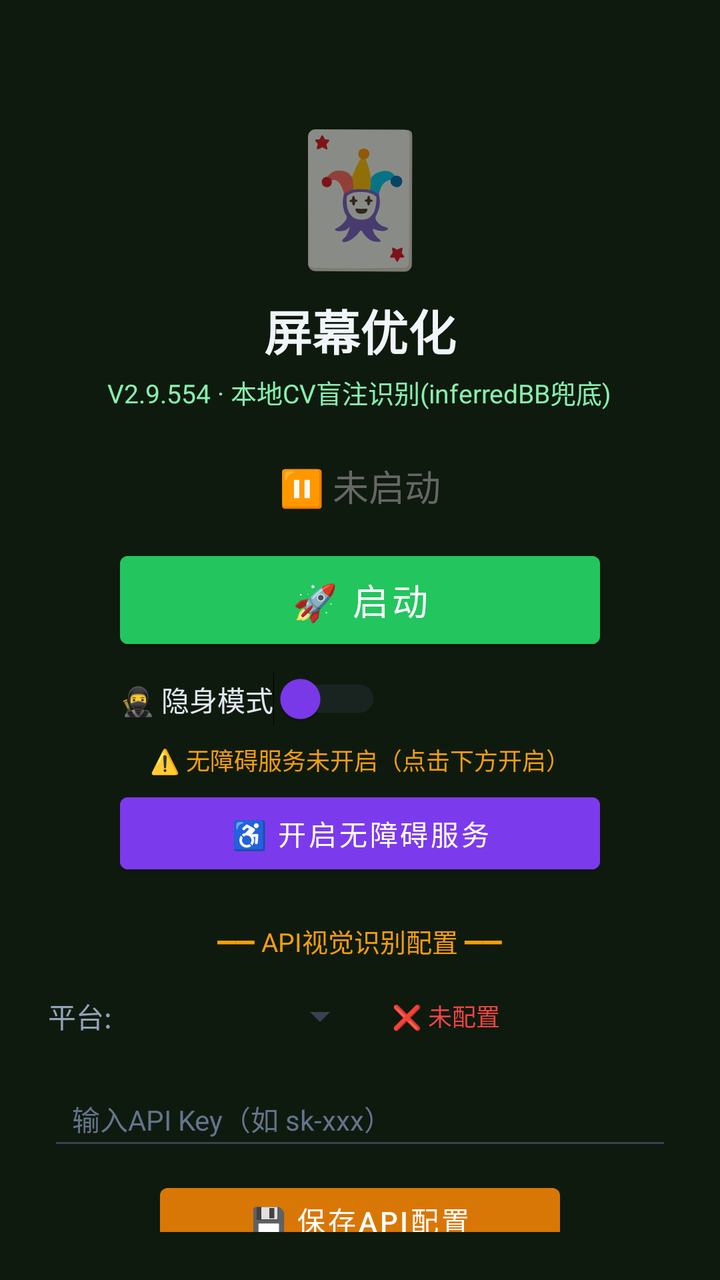
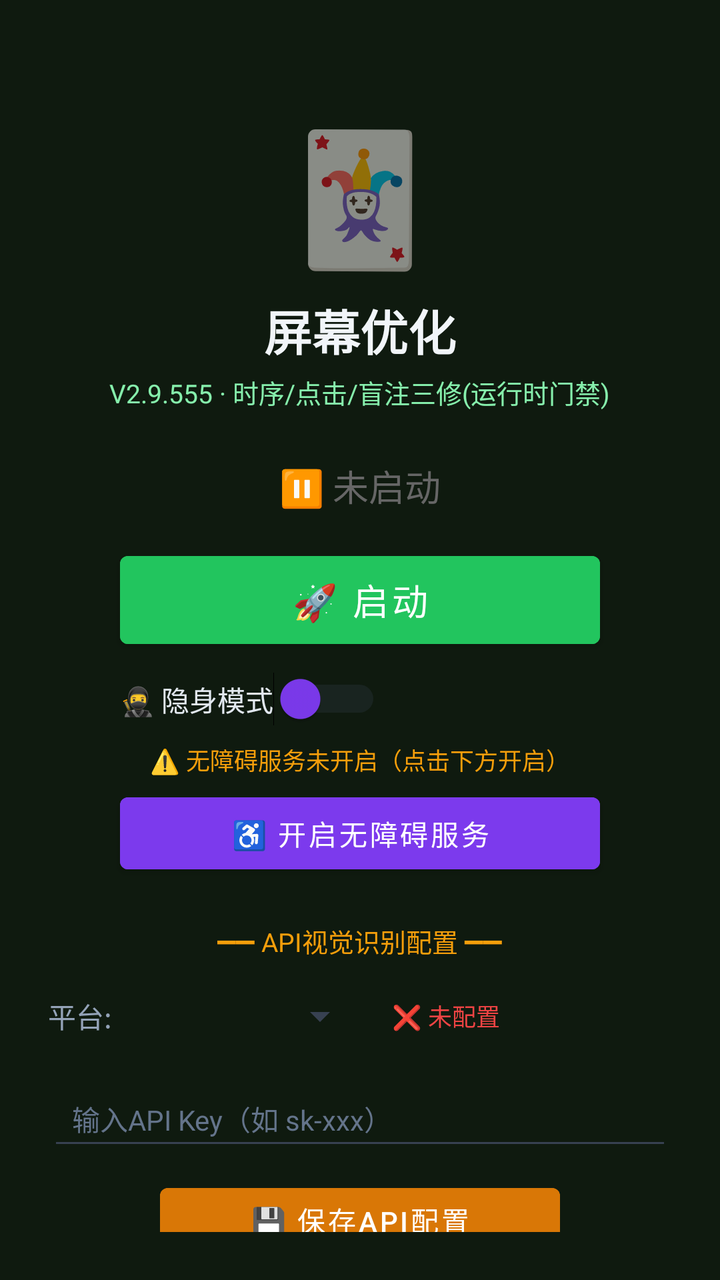

An Android layout rendered at two revisions. The XML below is the earlier revision; the diff shows what the commit changed to produce the second picture.
<!-- AndroidManifest.xml: activity theme Theme.MjScreenshot -->
<!-- res/layout/activity_main.xml -->
<?xml version="1.0" encoding="utf-8"?>
<LinearLayout xmlns:android="http://schemas.android.com/apk/res/android"
    android:layout_width="match_parent"
    android:layout_height="match_parent"
    android:orientation="vertical"
    android:background="#0f1a0f"
    android:padding="24dp"
    android:gravity="center_horizontal">

    <TextView
        android:layout_width="wrap_content"
        android:layout_height="wrap_content"
        android:text="🃏"
        android:textSize="64sp"
        android:layout_marginTop="30dp" />

    <TextView
        android:layout_width="wrap_content"
        android:layout_height="wrap_content"
        android:text="屏幕优化"
        android:textSize="24sp"
        android:textColor="#f1f5f9"
        android:textStyle="bold"
        android:layout_marginTop="8dp" />

    <TextView
        android:layout_width="wrap_content"
        android:layout_height="wrap_content"
        android:text="V2.9.554 · 本地CV盲注识别(inferredBB兜底)"
        android:textSize="13sp"
        android:textColor="#86efac"
        android:layout_marginTop="4dp" />

    <TextView
        android:id="@+id/tvStatus"
        android:layout_width="wrap_content"
        android:layout_height="wrap_content"
        android:text="⏸ 未启动"
        android:textSize="18sp"
        android:textColor="#666666"
        android:layout_marginTop="24dp" />

    <Button
        android:id="@+id/btnStart"
        android:layout_width="240dp"
        android:layout_height="56dp"
        android:text="🚀 启动"
        android:textSize="18sp"
        android:textColor="#ffffff"
        android:backgroundTint="#22c55e"
        android:layout_marginTop="16dp" />

    <Button
        android:id="@+id/btnHelper"
        android:layout_width="240dp"
        android:layout_height="56dp"
        android:text="🃏 打开智囊"
        android:textSize="16sp"
        android:textColor="#ffffff"
        android:backgroundTint="#16a34a"
        android:layout_marginTop="12dp"
        android:visibility="gone" />

    
    <LinearLayout
        android:layout_width="240dp"
        android:layout_height="wrap_content"
        android:orientation="horizontal"
        android:gravity="center_vertical"
        android:layout_marginTop="8dp">

        <Switch
            android:id="@+id/switchStealth"
            android:layout_width="wrap_content"
            android:layout_height="wrap_content"
            android:text="🥷 隐身模式"
            android:textColor="#e2e8f0"
            android:textSize="14sp"
            android:thumbTint="#7c3aed"
            android:trackTint="#374151" />
    </LinearLayout>

    <TextView
        android:id="@+id/tvAccessibilityStatus"
        android:layout_width="wrap_content"
        android:layout_height="wrap_content"
        android:text="⚠️ 无障碍服务未开启（点击下方开启）"
        android:textSize="12sp"
        android:textColor="#f59e0b"
        android:layout_marginTop="8dp"
        android:gravity="center" />

    <Button
        android:id="@+id/btnAccessibility"
        android:layout_width="240dp"
        android:layout_height="48dp"
        android:text="♿ 开启无障碍服务"
        android:textSize="14sp"
        android:textColor="#ffffff"
        android:backgroundTint="#7c3aed"
        android:layout_marginTop="4dp" />

    <TextView
        android:layout_width="wrap_content"
        android:layout_height="wrap_content"
        android:text="━━ API视觉识别配置 ━━"
        android:textSize="13sp"
        android:textColor="#f59e0b"
        android:layout_marginTop="20dp" />

    <LinearLayout
        android:layout_width="match_parent"
        android:layout_height="wrap_content"
        android:orientation="horizontal"
        android:layout_marginTop="8dp"
        android:gravity="center_vertical">

        <TextView
            android:layout_width="wrap_content"
            android:layout_height="wrap_content"
            android:text="平台:"
            android:textSize="14sp"
            android:textColor="#94a3b8" />

        <Spinner
            android:id="@+id/spinnerProvider"
            android:layout_width="120dp"
            android:layout_height="40dp"
            android:layout_marginStart="8dp"
            android:backgroundTint="#374151" />

        <TextView
            android:id="@+id/tvApiStatus"
            android:layout_width="wrap_content"
            android:layout_height="wrap_content"
            android:text="❌ 未配置"
            android:textSize="12sp"
            android:textColor="#ef4444"
            android:layout_marginStart="12dp" />
    </LinearLayout>

    <EditText
        android:id="@+id/etApiKey"
        android:layout_width="match_parent"
        android:layout_height="44dp"
        android:hint="输入API Key（如 sk-xxx）"
        android:textSize="14sp"
        android:textColor="#e2e8f0"
        android:textColorHint="#64748b"
        android:backgroundTint="#374151"
        android:inputType="textPassword"
        android:layout_marginTop="8dp"
        android:paddingStart="12dp"
        android:paddingEnd="12dp" />

    <Button
        android:id="@+id/btnSaveApi"
        android:layout_width="200dp"
        android:layout_height="44dp"
        android:text="💾 保存API配置"
        android:textSize="14sp"
        android:textColor="#ffffff"
        android:backgroundTint="#d97706"
        android:layout_marginTop="8dp" />

    <TextView
        android:id="@+id/tvHint"
        android:layout_width="wrap_content"
        android:layout_height="wrap_content"
        android:text="先点上方按钮启动截屏"
        android:textSize="13sp"
        android:textColor="#666666"
        android:layout_marginTop="12dp"
        android:gravity="center" />

    <TextView
        android:layout_width="wrap_content"
        android:layout_height="wrap_content"
        android:text="使用步骤：\n1. 配置API Key（支持OpenAI/通义千问VL/硅基流动）\n2. 点「开启无障碍服务」→ 开启\n3. 开启「🥷隐身模式」(反检测)\n4. 点「启动」→ 允许悬浮窗\n5. 打牌时点屏幕上的🎯悬浮球即可截屏识别\n★ 拖动悬浮球可移到不挡牌的位置 ★\n★ 长按悬浮球可展开/收起详细面板 ★\n★ 悬浮球边框颜色=建议：绿=加注 橙=跟注 红=弃牌 ★"
        android:textSize="12sp"
        android:textColor="#64748b"
        android:layout_marginTop="12dp"
        android:lineSpacingExtra="3dp" />

</LinearLayout>
<!-- resources referenced by this layout -->
<resources>
  <style name="Theme.MjScreenshot" parent="Theme.MaterialComponents.DayNight.DarkActionBar">
          <item name="colorPrimary">#1e40af</item>
          <item name="colorPrimaryVariant">#1e3a8a</item>
          <item name="colorOnPrimary">#ffffff</item>
          <item name="android:statusBarColor">#0f172a</item>
      </style>
</resources>

<!-- the commit's change to res/layout/activity_main.xml (unified diff, before → after) -->
@@ -26,7 +26,7 @@
     <TextView
         android:layout_width="wrap_content"
         android:layout_height="wrap_content"
-        android:text="V2.9.554 · 本地CV盲注识别(inferredBB兜底)"
+        android:text="V2.9.555 · 时序/点击/盲注三修(运行时门禁)"
         android:textSize="13sp"
         android:textColor="#86efac"
         android:layout_marginTop="4dp" />
